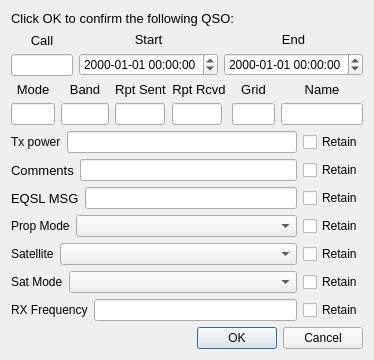
The window that logqso.ui (ce3tsk/jtdx_contest) describes before a commit, drawn with Qt 5.
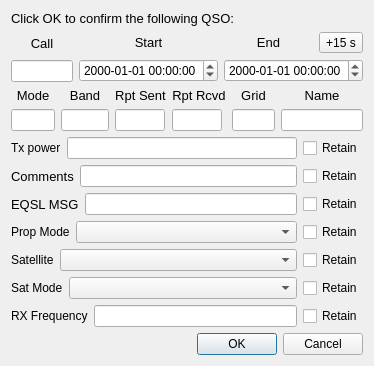
The same window after the commit.

Commit message: Log QSO: one-period button beside End (GitHub issue 4); Start/End held in UTC; the step follows a hand-edited Mode

What changed in the file:
```diff
--- a/logqso.ui
+++ b/logqso.ui
@@ -88,6 +88,8 @@
      <item>
       <layout class="QVBoxLayout" name="verticalLayout_3">
        <item>
+        <layout class="QHBoxLayout" name="horizontalLayout_end">
+         <item>
         <widget class="QLabel" name="lab2_3">
          <property name="font">
           <font>
@@ -103,6 +105,21 @@
         </widget>
        </item>
        <item>
+          <widget class="QToolButton" name="addPeriodButton">
+           <property name="sizePolicy">
+            <sizepolicy hsizetype="Fixed" vsizetype="Fixed">
+             <horstretch>0</horstretch>
+             <verstretch>0</verstretch>
+            </sizepolicy>
+           </property>
+           <property name="text">
+            <string notr="true">+15 s</string>
+           </property>
+          </widget>
+         </item>
+        </layout>
+       </item>
+       <item>
         <widget class="QDateTimeEdit" name="end_date_time">
          <property name="sizePolicy">
           <sizepolicy hsizetype="Maximum" vsizetype="Fixed">
```
Left out of the diff: 7 changed lines with no effect on the pictures. Lines whose indentation alone changed are shown as unchanged. The commit also changes 24 other files.
